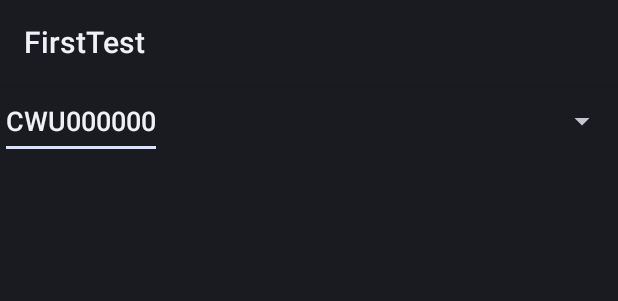
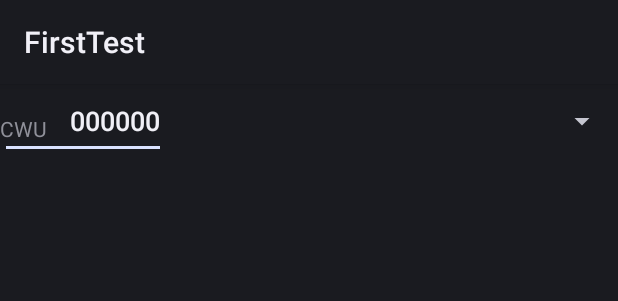
Before and after one commit to pdrage/AndroidCamera, an Android app: the layout activity_main.xml on its own in the app's theme, with its tools: preview values and no code run, on a phone screen of 412 x 824 dp. Shown: the top 301 px of the screen. Run offline under Robolectric (Android 15) with nearby library versions, the phone set to English and light mode, and no system bars.

Commit message:
DATE AND CWU NUMBER IN FILENAME FORMAT

```diff
--- a/FirstTest/src/main/res/layout/activity_main.xml
+++ b/FirstTest/src/main/res/layout/activity_main.xml
@@ -29,14 +29,23 @@
 
     </FrameLayout>
 
+
+
     <EditText
         android:layout_height="50dp"
         android:layout_width="wrap_content"
-        android:text="CWU000000"
+        android:text="000000"
         android:id="@+id/CWU_id"
         android:inputType="phone"
-        android:layout_gravity="left|top" />
-
+        android:layout_gravity="left|top"
+        android:paddingLeft="70px"/>
+    <TextView
+        android:layout_height="50dp"
+        android:layout_width="wrap_content"
+        android:text="CWU"
+        android:id="@+id/CWU_label"
+        android:layout_gravity="left|top"
+        android:paddingTop="30px"/>
     <Spinner
         android:id="@+id/docType_spinner"
         android:layout_height="50dp"
```
Also changed, not shown: FirstTest/src/main/java/uk/co/leopardsoftware/firsttest/MyCameraActivity.java (+44 -0 lines).
